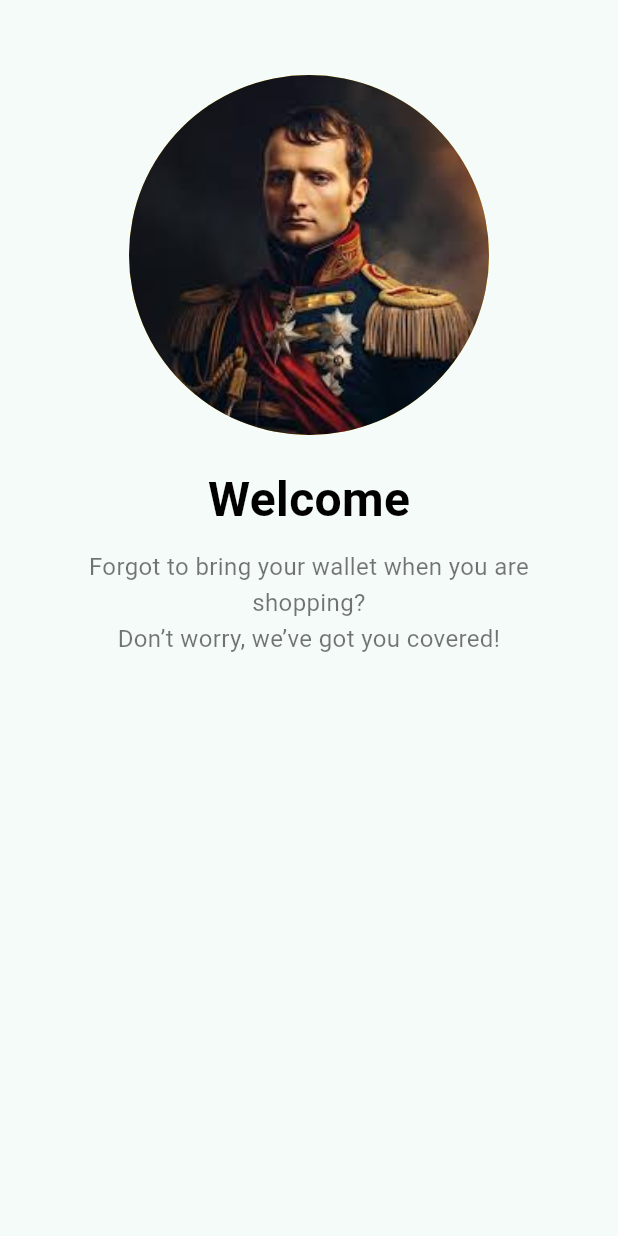
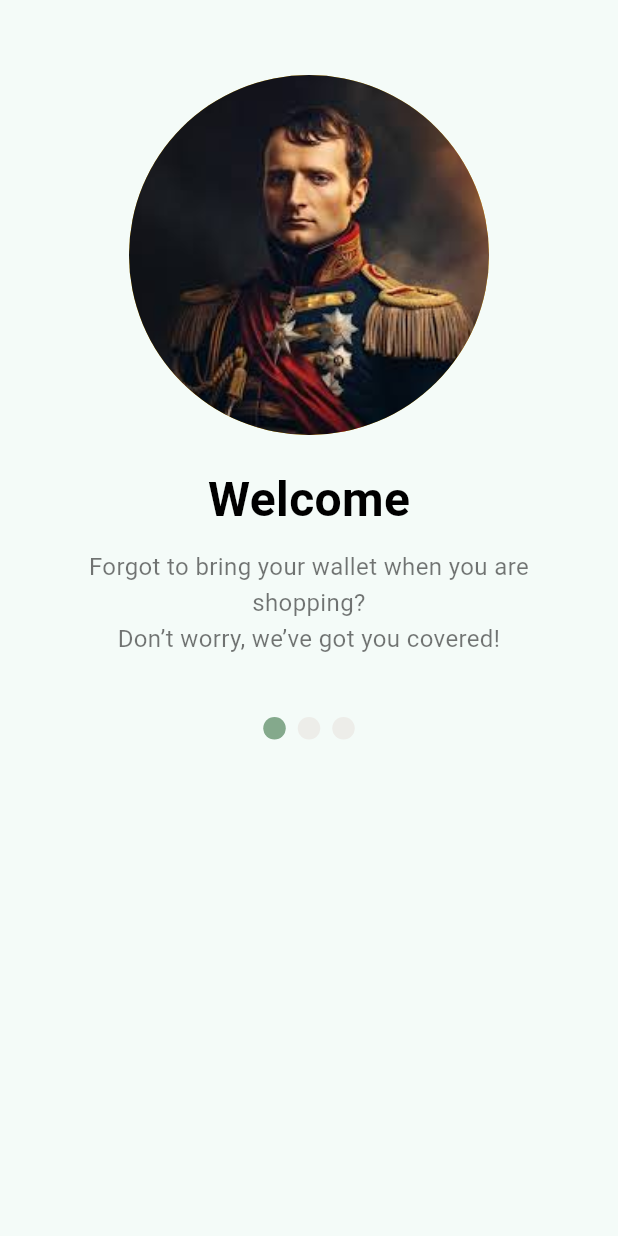
Before and after one commit to IlhamMaulana13/week6-1123150141, a Flutter app: the screen it shows after launch, on a phone screen of 412 x 824 dp. Run offline on Flutter 3.47's test engine with Material 3 defaults, Android fonts, the phone set to English and light mode, and no system bars.

Commit message:
menambahkan 3 bullet

```diff
--- a/lib/screen/splash_screen_1.dart
+++ b/lib/screen/splash_screen_1.dart
@@ -51,6 +51,42 @@ class MySplashScreen extends StatelessWidget {
                 ),
               ),
 
+              const SizedBox(height: 40),
+
+              // 🔹 3 Bullet Indicator
+              Row(
+                mainAxisAlignment: MainAxisAlignment.center,
+                children: [
+                  Container(
+                    width: 15,
+                    height: 15,
+                    margin: const EdgeInsets.symmetric(horizontal: 4),
+                    decoration: const BoxDecoration(
+                      shape: BoxShape.circle,
+                      color: Color(0xFF84a98c), // aktif
+                    ),
+                  ),
+                  Container(
+                    width: 15,
+                    height: 15,
+                    margin: const EdgeInsets.symmetric(horizontal: 4),
+                    decoration: const BoxDecoration(
+                      shape: BoxShape.circle,
+                      color: Color(0xFFedede9), // non-aktif
+                    ),
+                  ),
+                  Container(
+                    width: 15,
+                    height: 15,
+                    margin: const EdgeInsets.symmetric(horizontal: 4),
+                    decoration: const BoxDecoration(
+                      shape: BoxShape.circle,
+                      color: Color(0xFFedede9), // non-aktif
+                    ),
+                  ),
+                ],
+              ),
+
         ],
       ),
         ),
```
